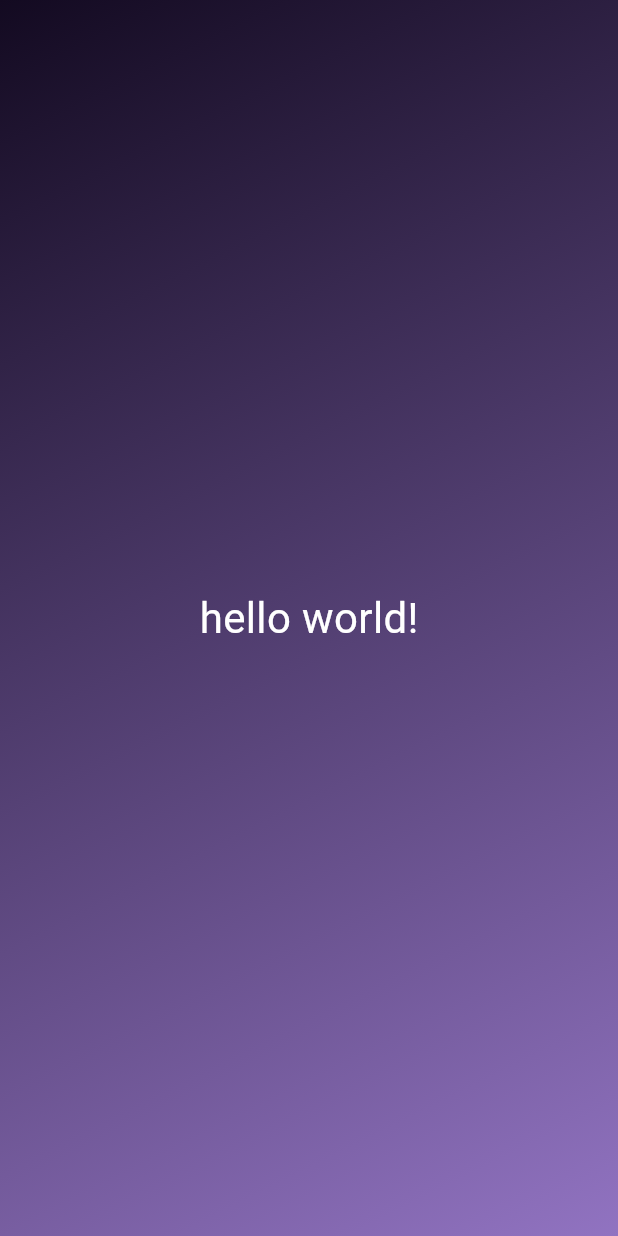
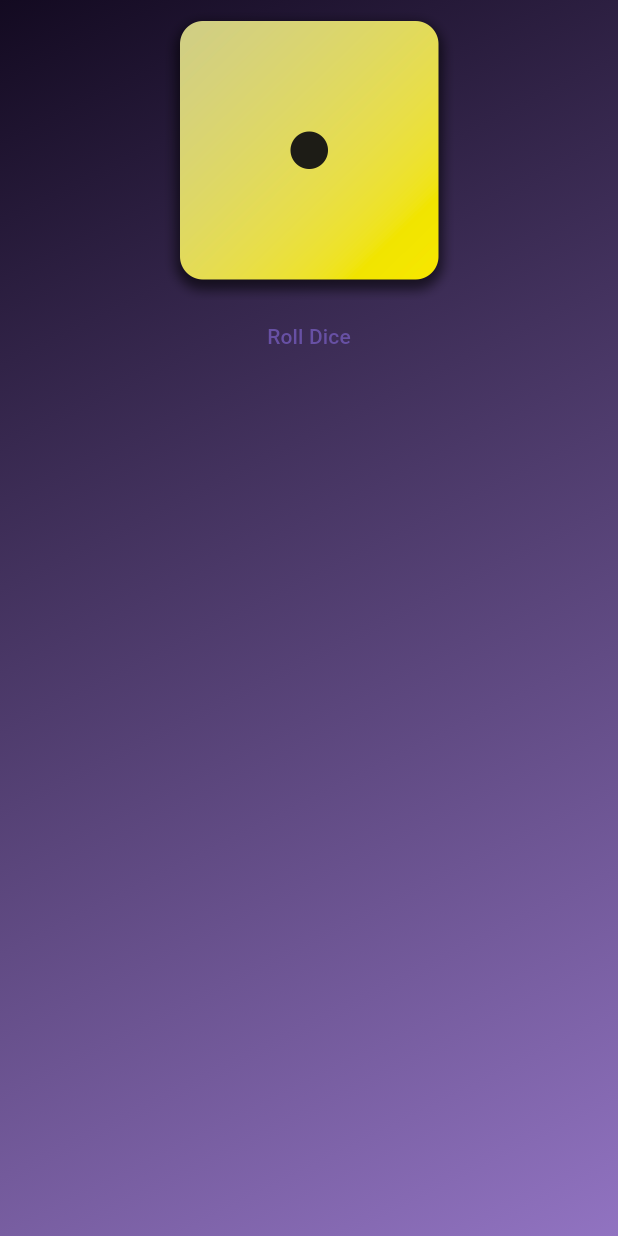
Before and after one commit to Tolkynbayeva/dice_flutter, a Flutter app: the screen it shows after launch, on a phone screen of 412 x 824 dp. Run offline on Flutter 3.47's test engine with Material 3 defaults, Android fonts, the phone set to English and light mode, and no system bars.

Commit message:
adding button

```diff
--- /dev/null
+++ b/lib/gradient_container.dart
@@ -0,0 +1,42 @@
+import 'package:flutter/material.dart';
+import 'package:dice_flutter/style_text.dart';
+
+const startAlignment = Alignment.topLeft;
+const endAlignment = Alignment.bottomRight;
+
+class GradientCotainer extends StatelessWidget {
+  const GradientCotainer({super.key, required this.colors});
+
+  final List<Color> colors;
+
+  void rollDice() {
+    //...
+  }
+
+  @override
+  Widget build(context) {
+    return Container(
+      decoration: BoxDecoration(
+        gradient: LinearGradient(
+          colors: colors,
+          begin: startAlignment,
+          end: endAlignment,
+        ),
+      ),
+      child: Center(
+        child: Column(
+          children: [
+            Image.asset(
+              'assets/img/dice-1.png',
+              width: 200.0,
+            ),
+            TextButton(
+              onPressed: rollDice,
+              child: const Text('Roll Dice'),
+            )
+          ],
+        ),
+      ),
+    );
+  }
+}
```
Also changed, not shown: lib/main.dart (+7 -14 lines), lib/style_text.dart (added, +14 -0 lines), pubspec.yaml (+2 -37 lines), assets/img/dice-1.png (added), assets/img/dice-2.png (added), assets/img/dice-3.png (added), assets/img/dice-4.png (added), assets/img/dice-5.png (added), assets/img/dice-6.png (added), 1 other file.
